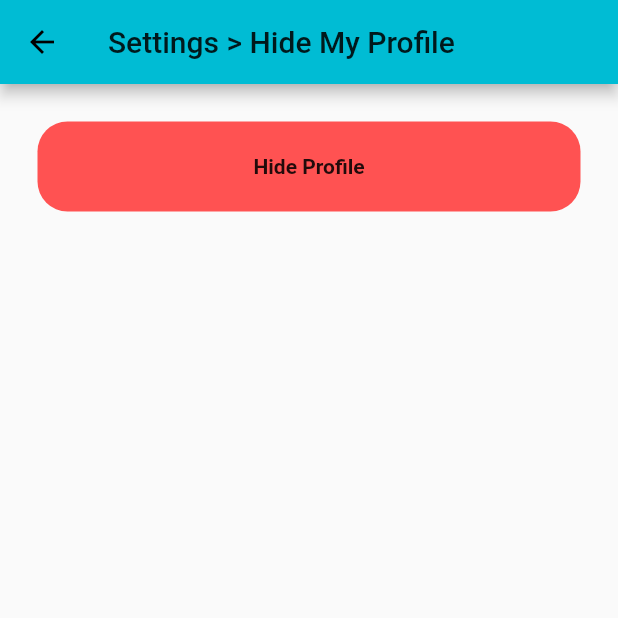
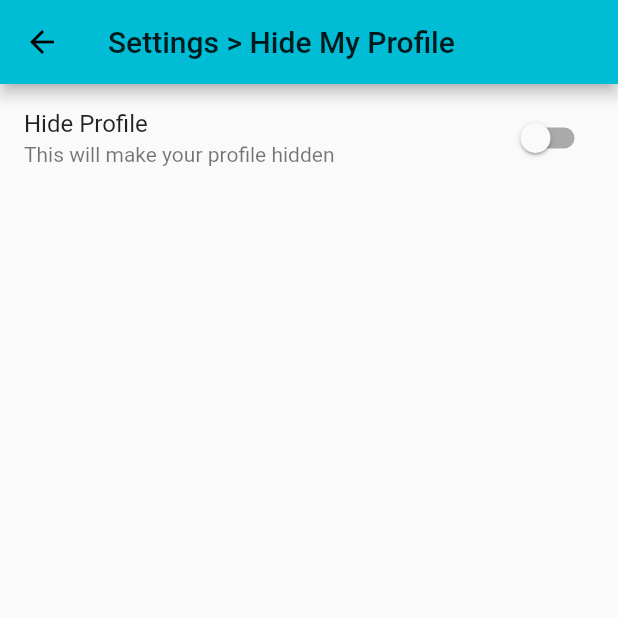
Before and after one commit to ahh1539/Homi, a Flutter app: the HideMyProfile screen opened directly, on a phone screen of 412 x 824 dp, the top half of it. Run offline on Flutter 3.47's test engine with Material 2 defaults, Android fonts, the phone set to English and light mode, and no system bars; our stand-ins replace shared_preferences; missing offline and left inert: preferences; accounts and stored records are empty.

```diff
--- a/lib/Settings/HideMyProfile.dart
+++ b/lib/Settings/HideMyProfile.dart
@@ -1,29 +1,43 @@
 import 'package:flutter/material.dart';
 
 class HideMyProfile extends StatelessWidget {
+  bool isSwitched = false;
   @override
   Widget build(BuildContext context) {
     return Scaffold(
       appBar: AppBar(
         title: Text('Settings > Hide My Profile'),
       ),
-      body: ListView(
-        padding: const EdgeInsets.all(20),
-        children: <Widget>[
-          Container(
-            height: 60,
-            child: const Center(
-                child: Text(
-                  'Hide Profile',
-                  style: TextStyle(fontWeight: FontWeight.bold),
-                )),
-            margin: const EdgeInsets.all(5.0),
-            decoration: new BoxDecoration(
-                color: Colors.redAccent,
-                borderRadius: new BorderRadius.all(Radius.circular(20.0))),
-          ),
-        ],
-      ),
+      body: ListTile(
+        title: Text("Hide Profile"),
+        subtitle: Text("This will make your profile hidden"),
+        trailing: Switch(
+          value: isSwitched,
+          onChanged: (value) {
+            isSwitched = value;
+          },
+          activeTrackColor: Colors.lightGreenAccent,
+          activeColor: Colors.green,
+        ),
+      )
     );
   }
 }
+
+showAlertDialog(BuildContext context) {
+
+  // set up the AlertDialog
+  AlertDialog alert = AlertDialog(
+    title: Text("AlertDialog"),
+    content: Text("Your profile is now hidden, you can come back and activate "
+        "it at any time. Click outside of this box to "),
+  );
+
+  // show the dialog
+  showDialog(
+    context: context,
+    builder: (BuildContext context) {
+      return alert;
+    },
+  );
+}
--- a/lib/login/LoginPage.dart
+++ b/lib/login/LoginPage.dart
@@ -10,7 +10,7 @@ class LoginPage extends StatelessWidget {
       title: 'Flutter login UI',
       theme: ThemeData(
 
-        primarySwatch: Colors.blue,
+        primarySwatch: Colors.cyan,
       ),
       home: MyHomePage(title: 'Flutter Login'),
     );
```
Also changed, not shown: lib/Chat/ChatMessage.dart (+5 -5 lines), lib/Chat/message_page.dart (+13 -13 lines).
